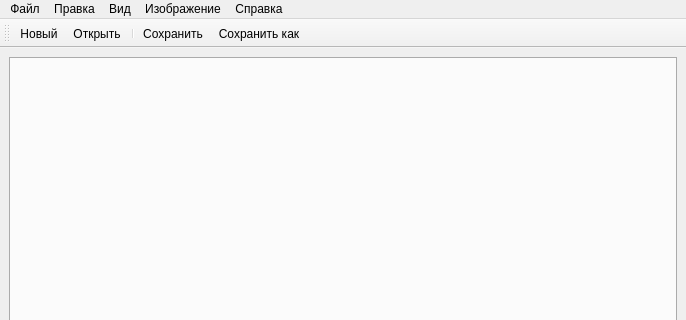
The window that mainwindow.ui (gil9red/fake-painter) describes before a commit, drawn with Qt 5; both pictures show x 0 to 686 and y 0 to 320 of the 686 by 548 pixel window.
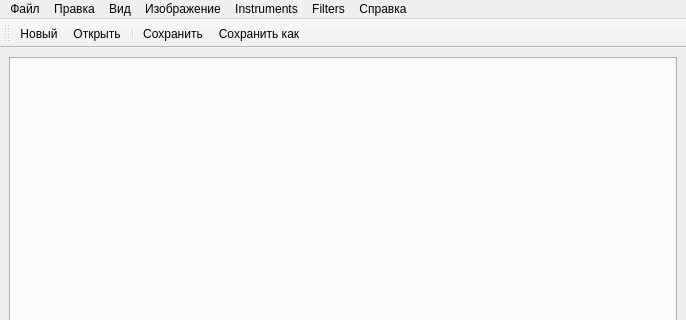
The same window after the commit.

Commit message: Добавление в форму окна пунктов меню Instruments и Filters Удален код, добавляющий действие Негатив

```diff
--- a/mainwindow.ui
+++ b/mainwindow.ui
@@ -85,10 +85,22 @@
      <string>Справка</string>
     </property>
    </widget>
+   <widget class="QMenu" name="menuInstruments">
+    <property name="title">
+     <string>Instruments</string>
+    </property>
+   </widget>
+   <widget class="QMenu" name="menuFilters">
+    <property name="title">
+     <string>Filters</string>
+    </property>
+   </widget>
    <addaction name="menuFile"/>
    <addaction name="menuEdit"/>
    <addaction name="menuView"/>
    <addaction name="menuImage"/>
+   <addaction name="menuInstruments"/>
+   <addaction name="menuFilters"/>
    <addaction name="menuHelp"/>
   </widget>
   <widget class="QStatusBar" name="statusbar"/>
```
The commit also changes 2 other files.
